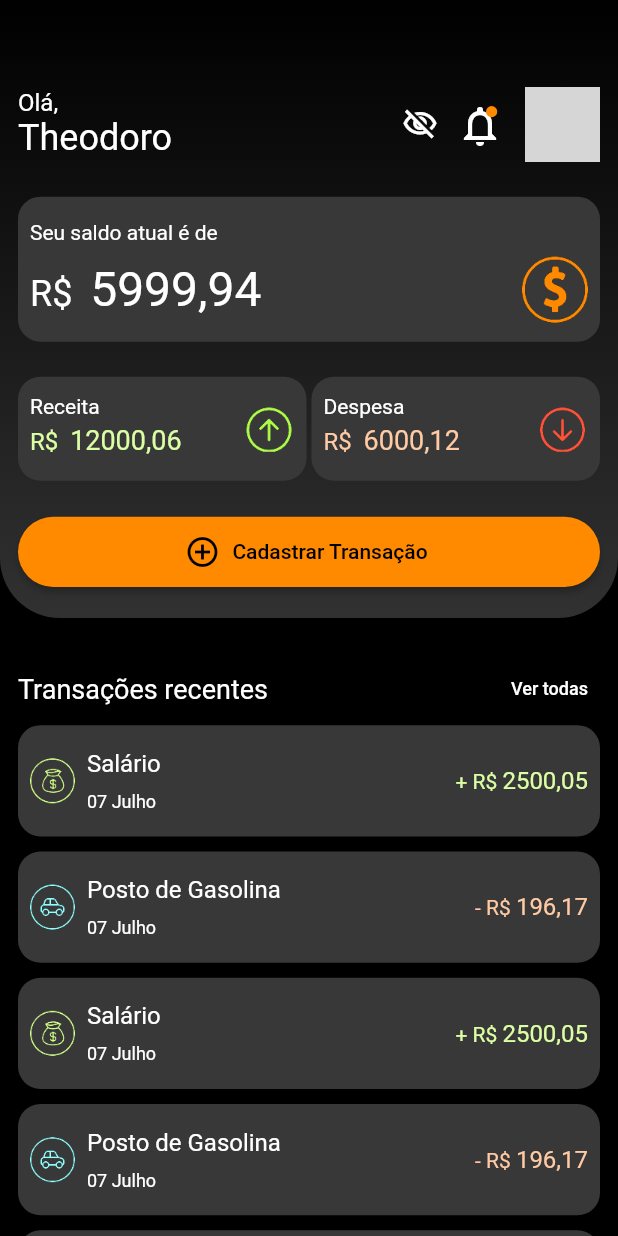
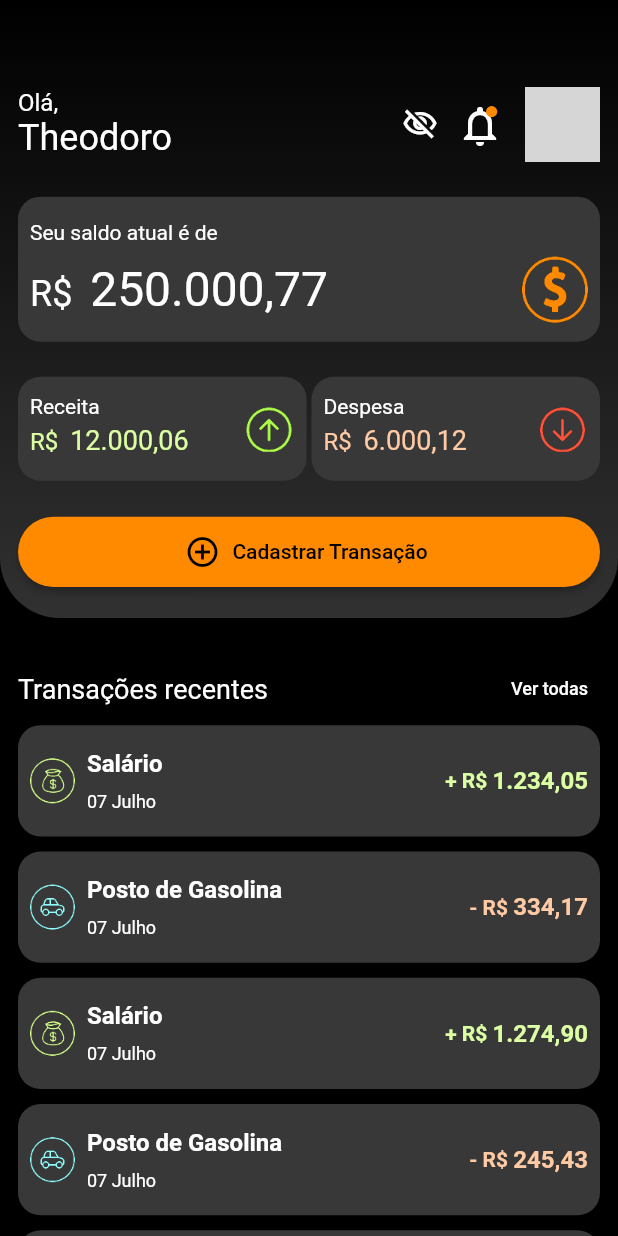
Before and after one commit to Orange-Juice-Projeto-Developer/orange_wallet_mobile, a Flutter app: the screen it shows after launch, after a tap on the "visibility" icon, on a phone screen of 412 x 824 dp. Run offline on Flutter 3.47's test engine with Material 2 defaults, Android fonts, the phone set to English and light mode, and no system bars; network calls fail; grey boxes are pictures that could not be loaded.

Commit message:
Formatação moeda e bordas coloridas

```diff
--- /dev/null
+++ b/lib/global/convert.dart
@@ -0,0 +1,12 @@
+class Convert {
+  final _regex = RegExp(r'(?=(?:...)*$)');
+
+  String moeda({required valor}) {
+    var str = valor.toStringAsFixed(2).split('.');
+
+    final tratar = str[0].split(_regex);
+    str[0] = tratar.join('.');
+
+    return str.join(',');
+  }
+}
--- a/lib/pages/home_page.dart
+++ b/lib/pages/home_page.dart
@@ -1,9 +1,9 @@
 import 'package:flutter/material.dart';
-import 'package:orange_wallet_mobile/models/cadastrar_transacao_button.dart';
-import 'package:orange_wallet_mobile/models/lista_transacoes_container.dart';
-import 'package:orange_wallet_mobile/models/notification_button.dart';
-import 'package:orange_wallet_mobile/models/receita_despesa_container.dart';
-import 'package:orange_wallet_mobile/models/saldo_container.dart';
+import 'package:orange_wallet_mobile/view/cadastrar_transacao_button.dart';
+import 'package:orange_wallet_mobile/view/lista_transacoes_container.dart';
+import 'package:orange_wallet_mobile/view/notification_button.dart';
+import 'package:orange_wallet_mobile/view/receita_despesa_container.dart';
+import 'package:orange_wallet_mobile/view/saldo_container.dart';
 
 class HomePage extends StatefulWidget {
   const HomePage({Key? key}) : super(key: key);
@@ -160,27 +160,27 @@ class _HomePageState extends State<HomePage> {
             ),
             Padding(
               padding: const EdgeInsets.symmetric(horizontal: 12.0),
-              child: ListaTransacoesContainer(isVisible: saldoVisible, valorTransacao: 2500.05, categoriaTransacao: 'Salário', dataTransacao: '07 Julho', isReceita: true,),
+              child: ListaTransacoesContainer(isVisible: saldoVisible, valorTransacao: 1234.05, categoriaTransacao: 'Salário', dataTransacao: '07 Julho', isReceita: true,),
             ),
             Padding(
               padding: const EdgeInsets.symmetric(horizontal: 12.0),
-              child: ListaTransacoesContainer(isVisible: saldoVisible, valorTransacao: 196.17, categoriaTransacao: 'Posto de Gasolina', dataTransacao: '07 Julho', isReceita: false,),
+              child: ListaTransacoesContainer(isVisible: saldoVisible, valorTransacao: 334.17, categoriaTransacao: 'Posto de Gasolina', dataTransacao: '07 Julho', isReceita: false,),
             ),
             Padding(
               padding: const EdgeInsets.symmetric(horizontal: 12.0),
-              child: ListaTransacoesContainer(isVisible: saldoVisible, valorTransacao: 2500.05, categoriaTransacao: 'Salário', dataTransacao: '07 Julho', isReceita: true,),
+              child: ListaTransacoesContainer(isVisible: saldoVisible, valorTransacao: 1274.90, categoriaTransacao: 'Salário', dataTransacao: '07 Julho', isReceita: true,),
             ),
             Padding(
               padding: const EdgeInsets.symmetric(horizontal: 12.0),
-              child: ListaTransacoesContainer(isVisible: saldoVisible, valorTransacao: 196.17, categoriaTransacao: 'Posto de Gasolina', dataTransacao: '07 Julho', isReceita: false,),
+              child: ListaTransacoesContainer(isVisible: saldoVisible, valorTransacao: 245.43, categoriaTransacao: 'Posto de Gasolina', dataTransacao: '07 Julho', isReceita: false,),
             ),
             Padding(
               padding: const EdgeInsets.symmetric(horizontal: 12.0),
-              child: ListaTransacoesContainer(isVisible: saldoVisible, valorTransacao: 2500.05, categoriaTransacao: 'Salário', dataTransacao: '07 Julho', isReceita: true,),
+              child: ListaTransacoesContainer(isVisible: saldoVisible, valorTransacao: 415.05, categoriaTransacao: 'Salário', dataTransacao: '07 Julho', isReceita: true,),
             ),
             Padding(
               padding: const EdgeInsets.symmetric(horizontal: 12.0),
-              child: ListaTransacoesContainer(isVisible: saldoVisible, valorTransacao: 196.17, categoriaTransacao: 'Posto de Gasolina', dataTransacao: '07 Julho', isReceita: false,),
+              child: ListaTransacoesContainer(isVisible: saldoVisible, valorTransacao: 912.81, categoriaTransacao: 'Posto de Gasolina', dataTransacao: '07 Julho', isReceita: false,),
             ),
           ],
         ),
--- a/lib/models/lista_transacoes_container.dart
+++ b/lib/view/lista_transacoes_container.dart
@@ -1,4 +1,5 @@
 import 'package:flutter/material.dart';
+import 'package:orange_wallet_mobile/global/convert.dart';
 
 class ListaTransacoesContainer extends StatelessWidget {
   final String dataTransacao;
@@ -49,7 +50,10 @@ class ListaTransacoesContainer extends StatelessWidget {
                 children: [
                   Text(
                     categoriaTransacao,
-                    style: const TextStyle(fontSize: 16, color: Colors.white),
+                    style: const TextStyle(
+                        fontSize: 16,
+                        color: Colors.white,
+                        fontWeight: FontWeight.bold),
                   ),
                   const SizedBox(
                     height: 9,
@@ -63,28 +67,27 @@ class ListaTransacoesContainer extends StatelessWidget {
               ),
             ),
             const Spacer(),
-            Text.rich(
-              TextSpan(
-                children: [
-                  TextSpan(
-                    text: isReceita ? '+ R\$ ' : '- R\$ ',
+            Text(
+              isReceita ? '+ R\$ ' : '- R\$ ',
               style: TextStyle(
+                  fontWeight: FontWeight.bold,
                   fontSize: 14,
                   color: isReceita
                       ? const Color(0XFFDCFFA4)
                       : const Color(0XFFFFCAA4)),
             ),
-                  TextSpan(
-                    text: isVisible
-                        ? valorTransacao.toStringAsFixed(2).replaceAll('.', ',')
+            Align(
+              alignment: Alignment.centerRight,
+              child: Text(
+                isVisible
+                    ? Convert().moeda(valor: valorTransacao)
                     : '*******',
                 style: TextStyle(
+                    fontWeight: FontWeight.bold,
                     fontSize: 16,
                     color: isReceita
                         ? const Color(0XFFDCFFA4)
                         : const Color(0XFFFFCAA4)),
-                  ),
-                ],
               ),
             ),
             const SizedBox(
--- a/lib/models/receita_despesa_container.dart
+++ b/lib/view/receita_despesa_container.dart
@@ -1,4 +1,6 @@
 import 'package:flutter/material.dart';
+
+import '../global/convert.dart';
 
 class ReceitaDespesaContainer extends StatelessWidget {
   final bool isReceita;
@@ -51,7 +53,7 @@ class ReceitaDespesaContainer extends StatelessWidget {
                         isVisible,
                         saldoReceita,
                         saldoDespesa,
-                      ).toString().replaceAll('.', ','),
+                      ),
                       style: TextStyle(
                           fontSize: 18,
                           color: isReceita
@@ -90,10 +92,10 @@ class ReceitaDespesaContainer extends StatelessWidget {
     String retorno = '';
     if (isVisible == true) {
       if (isReceita == true) {
-        final receitaString = receita.toString();
+        final receitaString = Convert().moeda(valor: receita);
         retorno = receitaString;
       } else if (isReceita == false) {
-        final despesaString = despesa.toString();
+        final despesaString = Convert().moeda(valor: despesa);
         retorno = despesaString;
       }
     } else {
--- a/lib/models/saldo_container.dart
+++ b/lib/view/saldo_container.dart
@@ -1,9 +1,11 @@
 import 'package:flutter/material.dart';
+
+import '../global/convert.dart';
 
 class SaldoContainer extends StatelessWidget {
   const SaldoContainer({Key? key, required this.isVisible}) : super(key: key);
   final bool isVisible;
-  final double saldo = 5999.94;
+  final double saldo = 250000.77;
 
   @override
   Widget build(BuildContext context) {
@@ -31,10 +33,7 @@ class SaldoContainer extends StatelessWidget {
             ),
             Row(
               children: [
-                SizedBox(
-                  width: 170,
-                  height: 38,
-                  child: Text.rich(
+                Text.rich(
                   TextSpan(
                     children: [
                       const TextSpan(
@@ -43,13 +42,12 @@ class SaldoContainer extends StatelessWidget {
                       ),
                       TextSpan(
                         text: isVisible
-                              ? saldo.toStringAsFixed(2).replaceAll('.', ',')
+                            ? Convert().moeda(valor: saldo)
                             : '*******',
                         style: const TextStyle(
                             fontSize: 32, color: Colors.white),
                       ),
                     ],
-                    ),
                   ),
                 ),
                 const SizedBox(
```
Also changed, not shown: lib/view/cadastrar_transacao_button.dart (renamed from lib/models/cadastrar_transacao_button.dart, +33 -4 lines), lib/view/notification_button.dart (renamed from lib/models/notification_button.dart). Lines whose indentation alone changed are shown as unchanged.
